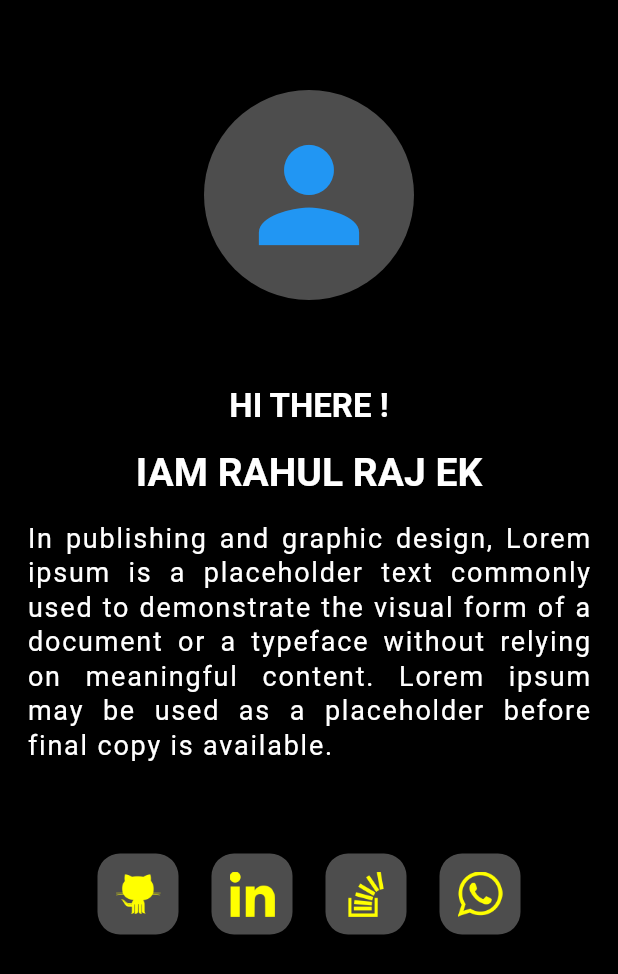
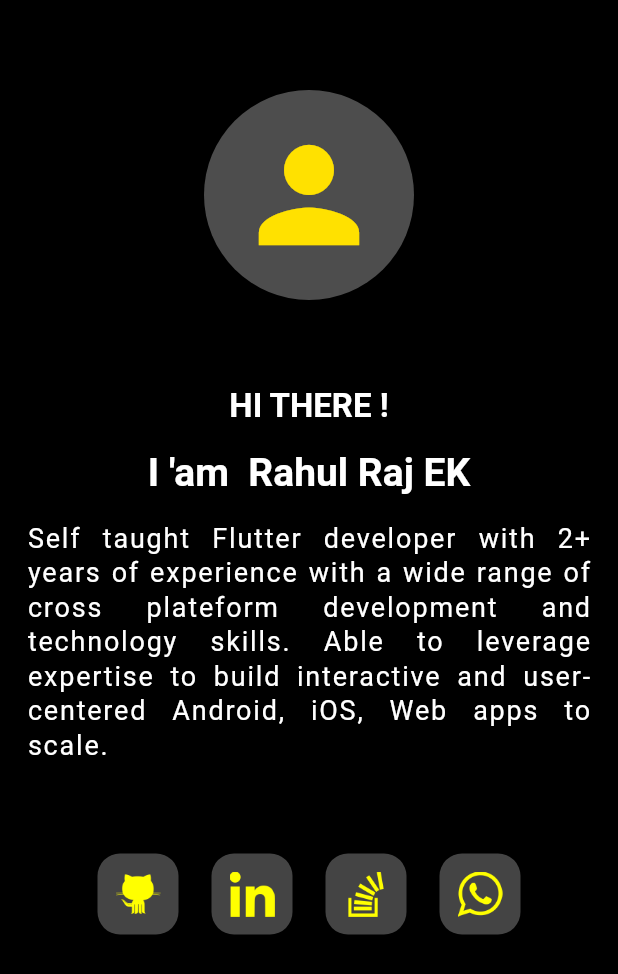
Before and after one commit to rahulraj7626/portfolio, a Flutter app: the Home screen opened directly, on a phone screen of 412 x 824 dp. Shown: the top 974 px of the screen. Run offline on Flutter 3.47's test engine with Material 2 defaults, Android fonts, the phone set to English and light mode, and no system bars; our stand-ins replace scrollable_positioned_list.

Commit message:
data model added

```diff
--- /dev/null
+++ b/lib/constants/color_constants.dart
@@ -0,0 +1,9 @@
+import 'package:flutter/material.dart';
+
+class CColors {
+  static Color yellow = const Color.fromARGB(255, 255, 225, 0);
+  static Color white = const Color.fromARGB(255, 255, 255, 255);
+  static Color black = const Color.fromARGB(0, 0, 0, 0);
+  static Color grey = const Color.fromARGB(255, 68, 68, 68);
+  static Color blue = const Color.fromARGB(255, 100, 209, 245);
+}
--- a/lib/main.dart
+++ b/lib/main.dart
@@ -18,7 +18,7 @@ class MyApp extends StatelessWidget {
       theme: ThemeData(
         primarySwatch: Colors.blue,
       ),
-      home: const Popop(),
+      home: const Home(),
     );
   }
 }
--- /dev/null
+++ b/lib/model/portfolio_model.dart
@@ -0,0 +1,176 @@
+// To parse this JSON data, do
+//
+//     final portFolioModel = portFolioModelFromJson(jsonString);
+
+import 'dart:convert';
+
+PortFolioModel portFolioModelFromJson(String str) =>
+    PortFolioModel.fromJson(json.decode(str));
+
+String portFolioModelToJson(PortFolioModel data) => json.encode(data.toJson());
+
+class PortFolioModel {
+  PortFolioModel({
+    required this.name,
+    required this.about,
+    required this.dob,
+    required this.designation,
+    required this.experiance,
+    required this.projects,
+    required this.languages,
+    required this.highestQualification,
+    required this.qualification,
+    required this.address,
+    required this.links,
+    required this.iconsList,
+  });
+
+  String name;
+  String about;
+  String dob;
+  String designation;
+  String experiance;
+  String projects;
+  String languages;
+  String highestQualification;
+  List<Qualification> qualification;
+  Address address;
+  IconsList links;
+  IconsList iconsList;
+
+  factory PortFolioModel.fromJson(Map<String, dynamic> json) => PortFolioModel(
+        name: json["name"],
+        about: json["about"],
+        dob: json["dob"],
+        designation: json["designation"],
+        experiance: json["experiance"],
+        projects: json["projects"],
+        languages: json["languages"],
+        highestQualification: json["highestQualification"],
+        qualification: List<Qualification>.from(
+            json["qualification"].map((x) => Qualification.fromJson(x))),
+        address: Address.fromJson(json["address"]),
+        links: IconsList.fromJson(json["links"]),
+        iconsList: IconsList.fromJson(json["iconsList"]),
+      );
+
+  Map<String, dynamic> toJson() => {
+        "name": name,
+        "about": about,
+        "dob": dob,
+        "designation": designation,
+        "experiance": experiance,
+        "projects": projects,
+        "languages": languages,
+        "highestQualification": highestQualification,
+        "qualification":
+            List<dynamic>.from(qualification.map((x) => x.toJson())),
+        "address": address.toJson(),
+        "links": links.toJson(),
+        "iconsList": iconsList.toJson(),
+      };
+}
+
+class Address {
+  Address({
+    required this.address1,
+    required this.address2,
+    required this.address3,
+    required this.address4,
+    required this.address5,
+  });
+
+  String address1;
+  String address2;
+  String address3;
+  String address4;
+  String address5;
+
+  factory Address.fromJson(Map<String, dynamic> json) => Address(
+        address1: json["address1"],
+        address2: json["address2"],
+        address3: json["address3"],
+        address4: json["address4"],
+        address5: json["address5"],
+      );
+
+  Map<String, dynamic> toJson() => {
+        "address1": address1,
+        "address2": address2,
+        "address3": address3,
+        "address4": address4,
+        "address5": address5,
+      };
+}
+
+class IconsList {
+  IconsList({
+    required this.mob,
+    required this.watsapp,
+    required this.linked,
+    required this.github,
+    required this.stack,
+    required this.email,
+    required this.insta,
+    required this.fb,
+  });
+
+  String mob;
+  String watsapp;
+  String linked;
+  String github;
+  String stack;
+  String email;
+  String insta;
+  String fb;
+
+  factory IconsList.fromJson(Map<String, dynamic> json) => IconsList(
+        mob: json["mob"],
+        watsapp: json["watsapp"],
+        linked: json["linked"],
+        github: json["github"],
+        stack: json["stack"],
+        email: json["email"],
+        insta: json["insta"],
+        fb: json["fb"],
+      );
+
+  Map<String, dynamic> toJson() => {
+        "mob": mob,
+        "watsapp": watsapp,
+        "linked": linked,
+        "github": github,
+        "stack": stack,
+        "email": email,
+        "insta": insta,
+        "fb": fb,
+      };
+}
+
+class Qualification {
+  Qualification({
+    required this.course,
+    required this.college,
+    required this.date,
+    required this.place,
+  });
+
+  String course;
+  String college;
+  String date;
+  String place;
+
+  factory Qualification.fromJson(Map<String, dynamic> json) => Qualification(
+        course: json["course"],
+        college: json["college"],
+        date: json["date"],
+        place: json["place"],
+      );
+
+  Map<String, dynamic> toJson() => {
+        "course": course,
+        "college": college,
+        "date": date,
+        "place": place,
+      };
+}
--- /dev/null
+++ b/lib/model/profile_model.dart
@@ -0,0 +1,64 @@
+Map<String, dynamic> port = {
+  "name": "Rahul Raj EK",
+  "about":
+      "Self taught Flutter developer with 2+ years of experience with a wide range of cross plateform development and technology skills. Able to leverage  expertise to build interactive and user-centered Android, iOS, Web apps to scale.",
+  "dob": "18 july 1995",
+  "designation": "Flutter developer\n Freelancer",
+  "experiance": "2+",
+  "projects": "10+",
+  "languages": "Malayalam,\nEnglish",
+  "highestQualification": "Master's of \nComputer Applications",
+  "qualification": [
+    {
+      "course": "Master's of \nComputer Applications",
+      "college": "College of engineering trivandrum (CET)",
+      "date": "2017 - 2020",
+      "place": "Trivandrum"
+    },
+    {
+      "course": "Bachlors's of \nComputer Applications",
+      "college": "CHMKM Gvt arts and science college",
+      "date": "2016 - 2019",
+      "place": "Tanur"
+    },
+    {
+      "course": "Plus Two",
+      "college": "MESHSS Irimbiliyam",
+      "date": "2011 - 2013",
+      "place": "Valanchery"
+    },
+    {
+      "course": "SSLC",
+      "college": "MESHSS Irimbiliyam",
+      "date": "2011 - 2013",
+      "place": "Valanchery"
+    },
+  ],
+  "address": {
+    "address1": "Eranchipalathingal Kalarikkal house",
+    "address2": "Edayur Post, Valancheri",
+    "address3": "Pin : 676552",
+    "address4": "Malappuram, Kerala",
+    "address5": "India",
+  },
+  "links": {
+    "mob": "+91 9809307626",
+    "watsapp": "https://wa.me/+919809307626",
+    "linked": "https://www.linkedin.com/in/rahulraj7626",
+    "github": "https://github.com/rahulraj7626",
+    "stack": "https://stackoverflow.com/users/15011702",
+    "email": "rahulraj7626@gmail.com",
+    "insta": "https://www.instagram.com/ra_h_o_o_l/",
+    "fb": "https://www.facebook.com/rahulraj7626"
+  },
+  "iconsList": {
+    "mob": "Rahool",
+    "watsapp": "bolk3@steamohwsh.com",
+    "linked": "9809307626",
+    "github": "123456",
+    "stack": "Rahool",
+    "email": "bolk3@steamohwsh.com",
+    "insta": "9809307626",
+    "fb": "123456"
+  }
+};
--- a/lib/utils/text_styles.dart
+++ b/lib/utils/text_styles.dart
@@ -41,6 +41,18 @@ class TextTypes {
     );
   }
 
+  static Padding gridText(txt) {
+    return Padding(
+      padding: const EdgeInsets.symmetric(vertical: 10, horizontal: 8),
+      child: Text(
+        txt,
+        textAlign: TextAlign.start,
+        style: const TextStyle(
+            fontSize: 18, fontWeight: FontWeight.w500, color: Colors.white),
+      ),
+    );
+  }
+
   static Padding headText(txt) {
     return Padding(
       padding: const EdgeInsets.all(8.0),
--- a/lib/view/home.dart
+++ b/lib/view/home.dart
@@ -1,9 +1,14 @@
+import 'dart:convert';
+
 import 'package:flutter/material.dart';
+import 'package:portfolio/model/portfolio_model.dart';
+import 'package:portfolio/utils/text_styles.dart';
 import 'package:portfolio/view/mobile/mobile_about_widget.dart';
 import 'package:portfolio/view/mobile/mobile_contact.dart';
 import 'package:portfolio/view/mobile/mobile_education.dart';
 import 'package:portfolio/view/mobile/mobile_portfolio.dart';
 
+import '../model/profile_model.dart';
 import 'common_widget/drawer.dart';
 import 'mobile/mobile_main_widget.dart';
 
@@ -16,6 +21,7 @@ class Home extends StatefulWidget {
 
 class _HomeState extends State<Home> {
   final GlobalKey<ScaffoldState> _scaffoldKey = GlobalKey<ScaffoldState>();
+  PortFolioModel data = PortFolioModel.fromJson(port);
   @override
   Widget build(BuildContext context) {
     final height = MediaQuery.of(context).size.height;
@@ -31,18 +37,23 @@ class _HomeState extends State<Home> {
           physics: const BouncingScrollPhysics(),
           child: Column(children: [
             MobileMainWidget(
+              data: data,
               height: height,
             ),
             MobileAbout(
+              data: data,
               height: height,
             ),
             EducationMobile(
+              data: data,
               height: height,
             ),
             PortfolioMobile(
+              data: data,
               height: height,
             ),
             ContactMobile(
+              data: data,
               height: height,
             ),
           ]),
--- a/lib/view/mobile/mobile_about_widget.dart
+++ b/lib/view/mobile/mobile_about_widget.dart
@@ -1,12 +1,14 @@
 import 'package:flutter/material.dart';
 
+import '../../model/portfolio_model.dart';
 import '../../utils/text_styles.dart';
 import '../common_widget/elements.dart';
 
 class MobileAbout extends StatelessWidget {
   final double height;
-
-  const MobileAbout({Key? key, required this.height}) : super(key: key);
+  final PortFolioModel data;
+  const MobileAbout({Key? key, required this.height, required this.data})
+      : super(key: key);
 
   @override
   Widget build(BuildContext context) {
--- a/lib/view/mobile/mobile_education.dart
+++ b/lib/view/mobile/mobile_education.dart
@@ -1,10 +1,13 @@
 import 'package:flutter/material.dart';
 
+import '../../model/portfolio_model.dart';
 import '../../utils/text_styles.dart';
 
 class EducationMobile extends StatelessWidget {
   final double height;
-  const EducationMobile({Key? key, required this.height}) : super(key: key);
+  final PortFolioModel data;
+  const EducationMobile({Key? key, required this.height, required this.data})
+      : super(key: key);
 
   @override
   Widget build(BuildContext context) {
--- a/lib/view/mobile/mobile_main_widget.dart
+++ b/lib/view/mobile/mobile_main_widget.dart
@@ -1,10 +1,14 @@
 import 'package:flutter/material.dart';
 
+import '../../constants/color_constants.dart';
+import '../../model/portfolio_model.dart';
 import '../../utils/text_styles.dart';
 
 class MobileMainWidget extends StatelessWidget {
   final double height;
-  const MobileMainWidget({Key? key, required this.height}) : super(key: key);
+  final PortFolioModel data;
+  const MobileMainWidget({Key? key, required this.height, required this.data})
+      : super(key: key);
 
   @override
   Widget build(BuildContext context) {
@@ -15,12 +19,12 @@ class MobileMainWidget extends StatelessWidget {
         const SizedBox(
           height: 50,
         ),
-        const CircleAvatar(
+        CircleAvatar(
           backgroundColor: Colors.white30,
           radius: 70,
           child: Icon(
             Icons.person,
-            color: Colors.blue,
+            color: CColors.yellow,
             size: 100,
           ),
         ),
@@ -28,9 +32,8 @@ class MobileMainWidget extends StatelessWidget {
           height: 50,
         ),
         TextTypes.subTitleText("HI THERE !"),
-        TextTypes.headText("IAM RAHUL RAJ EK"),
-        TextTypes.descriptionText(
-            "In publishing and graphic design, Lorem ipsum is a placeholder text commonly used to demonstrate the visual form of a document or a typeface without relying on meaningful content. Lorem ipsum may be used as a placeholder before final copy is available."),
+        TextTypes.headText("I 'am  ${data.name}"),
+        TextTypes.descriptionText(data.about),
         const SizedBox(
           height: 50,
         ),
@@ -66,7 +69,7 @@ Widget wrp() {
 
 Widget card(icon, link) {
   return Card(
-    color: Colors.white30,
+    color: CColors.grey,
     shape: RoundedRectangleBorder(
       borderRadius: BorderRadius.circular(15.0),
     ),
--- a/lib/view/mobile/mobile_portfolio.dart
+++ b/lib/view/mobile/mobile_portfolio.dart
@@ -1,15 +1,18 @@
 import 'package:flutter/material.dart';
 
+import '../../model/portfolio_model.dart';
 import '../../utils/text_styles.dart';
+import '../common_widget/popup.dart';
 
 class PortfolioMobile extends StatelessWidget {
   final double height;
-  const PortfolioMobile({Key? key, required this.height}) : super(key: key);
+  final PortFolioModel data;
+  const PortfolioMobile({Key? key, required this.height, required this.data})
+      : super(key: key);
 
   @override
   Widget build(BuildContext context) {
     return Container(
-      height: height,
       margin: const EdgeInsets.all(10),
       child: Column(children: [
         TextTypes.headText("My portfolio"),
@@ -19,7 +22,11 @@ class PortfolioMobile extends StatelessWidget {
         const SizedBox(
           height: 50,
         ),
-        wrp(),
+        GestureDetector(
+            onTap: () {
+              PopupWidget().scaleDialog(context);
+            },
+            child: wrp()),
         const SizedBox(
           height: 50,
         ),
@@ -29,7 +36,7 @@ class PortfolioMobile extends StatelessWidget {
 }
 
 Widget wrp() {
-  return Wrap(spacing: 14, children: [
+  return Wrap(spacing: 20, runSpacing: 20, children: [
     card(
       "assets/icons/git.png",
       "https://github.com/rahulraj7626",
@@ -46,6 +53,14 @@ Widget wrp() {
       "assets/icons/wats.png",
       "https://wa.me/+919809307626",
     ),
+    card(
+      "assets/icons/git.png",
+      "https://github.com/rahulraj7626",
+    ),
+    card(
+      "assets/icons/link.png",
+      "https://www.linkedin.com/in/rahulraj7626",
+    ),
   ]);
 }
 
@@ -56,10 +71,18 @@ Widget card(icon, link) {
       borderRadius: BorderRadius.circular(15.0),
     ),
     child: Container(
-      padding: const EdgeInsets.all(12.0),
-      child: Image.asset(
-        icon,
-        height: 30,
+      padding: const EdgeInsets.all(15.0),
+      child: Column(
+        mainAxisAlignment: MainAxisAlignment.center,
+        crossAxisAlignment: CrossAxisAlignment.center,
+        children: [
+          Image.asset(
+            icon,
+            height: 70,
+            fit: BoxFit.contain,
+          ),
+          TextTypes.gridText("Radio Talky")
+        ],
       ),
     ),
   );
```
Also changed, not shown: lib/view/common_widget/bullet_list.dart (added, +34 -0 lines), lib/view/common_widget/popup.dart (+34 -27 lines), lib/view/mobile/mobile_contact.dart (+63 -17 lines).
